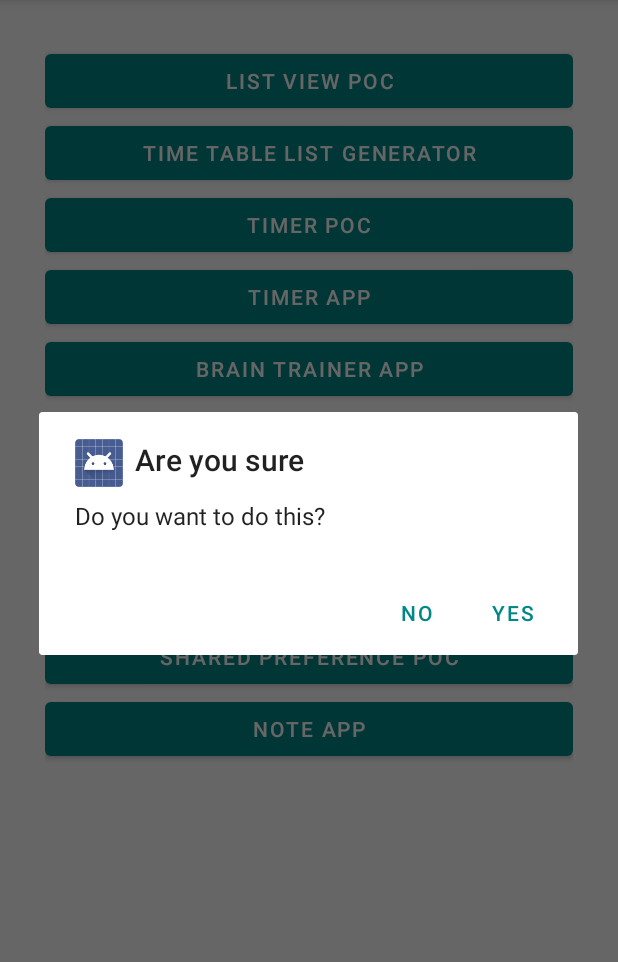
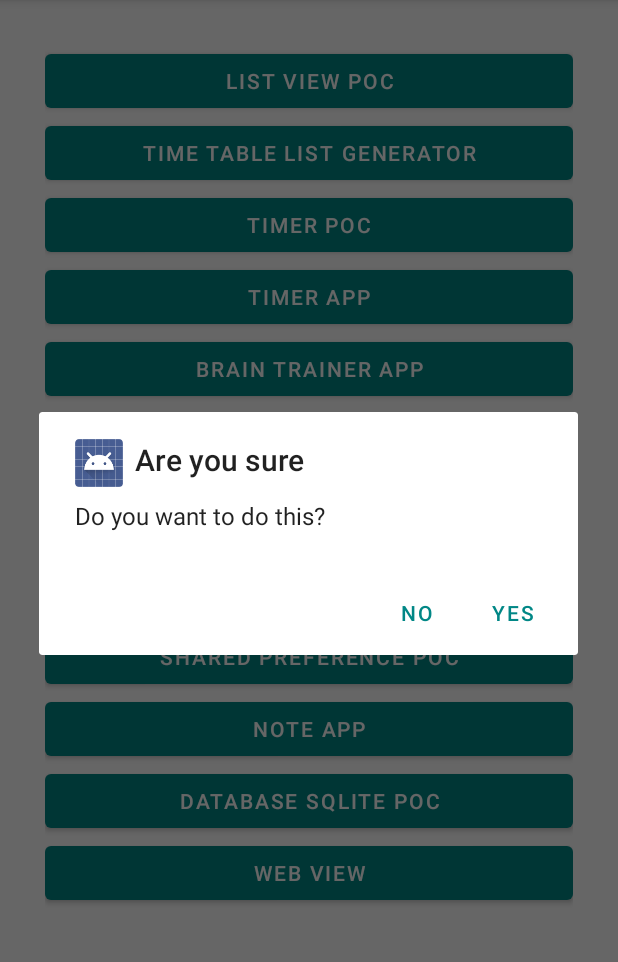
Before and after one commit to muhammedshihabvk/AndroidPOCBundleApp, an Android app: the screen it shows after launch (MainActivity), in the options menu, after a tap on "Search", on a phone screen of 412 x 824 dp, the part 84-1046 px from its top. Run offline under Robolectric (Android 15) with nearby library versions, the phone set to English and light mode, and no system bars.

Commit message:
Sqlite db poc added

```diff
--- a/app/src/main/AndroidManifest.xml
+++ b/app/src/main/AndroidManifest.xml
@@ -16,7 +16,8 @@
         android:roundIcon="@mipmap/ic_launcher_round"
         android:supportsRtl="true"
         android:theme="@style/Theme.AndroidAdvancedSection">
-        <activity android:name=".DatabaseActivity"></activity>
+        <activity android:name=".WebViewActivity"></activity>
+        <activity android:name=".DatabaseActivity" />
         <activity android:name=".NoteAppViewActivity" />
         <activity android:name=".NoteAppAcivity" />
         <activity android:name=".SharedPreferencePOCAcivity" />
--- a/app/src/main/java/com/shabsudemy/androidadvancedsection/DatabaseActivity.java
+++ b/app/src/main/java/com/shabsudemy/androidadvancedsection/DatabaseActivity.java
@@ -2,13 +2,54 @@ package com.shabsudemy.androidadvancedsection;
 
 import androidx.appcompat.app.AppCompatActivity;
 
+import android.database.Cursor;
+import android.database.sqlite.SQLiteDatabase;
 import android.os.Bundle;
+import android.util.Log;
+import android.widget.ArrayAdapter;
+import android.widget.ListView;
+
+import java.util.ArrayList;
 
 public class DatabaseActivity extends AppCompatActivity {
+
+    ArrayList<String> dbData = new ArrayList<String>();
+    ListView dbDataListView;
 
     @Override
     protected void onCreate(Bundle savedInstanceState) {
         super.onCreate(savedInstanceState);
         setContentView(R.layout.activity_database);
+
+        dbDataListView = (ListView)findViewById(R.id.databaseListView);
+
+        try {
+            SQLiteDatabase myDatabase = this.openOrCreateDatabase("User", MODE_PRIVATE, null);
+
+            myDatabase.execSQL("CREATE TABLE IF NOT EXISTS users(name VARCHAR,age INT(3),place VARCHAR)");
+//            myDatabase.execSQL("DELETE FROM users");  //clear table data
+            myDatabase.execSQL("INSERT INTO users (name,age,place) VALUES ('shihab',25,'thozhiyoor')");
+            myDatabase.execSQL("INSERT INTO users (name,age,place) VALUES ('jabir',20,'thrissur')");
+
+            Cursor cursor = myDatabase.rawQuery("SELECT * FROM users", null);
+            int nameIndex = cursor.getColumnIndex("name");
+            int ageIndex = cursor.getColumnIndex("age");
+            int placeIndex = cursor.getColumnIndex("place");
+
+            cursor.moveToFirst();
+
+            while (cursor!= null) {
+                dbData.add(cursor.getString(nameIndex)+"--"+String.valueOf(cursor.getInt(ageIndex))+"--"+cursor.getString(placeIndex));
+                cursor.moveToNext();
+            }
+
+        } catch (Exception e) {
+
+        }
+
+
+        ArrayAdapter arrayAdapter = new ArrayAdapter(this, android.R.layout.simple_list_item_1,dbData);
+        dbDataListView.setAdapter(arrayAdapter);
+
     }
 }
--- a/app/src/main/java/com/shabsudemy/androidadvancedsection/MainActivity.java
+++ b/app/src/main/java/com/shabsudemy/androidadvancedsection/MainActivity.java
@@ -1,14 +1,7 @@
 package com.shabsudemy.androidadvancedsection;
 
-import android.Manifest;
-import android.content.Context;
 import android.content.DialogInterface;
 import android.content.Intent;
-import android.content.pm.PackageManager;
-import android.location.Location;
-import android.location.LocationListener;
-import android.location.LocationManager;
-import android.os.Build;
 import android.os.Bundle;
 import android.util.Log;
 import android.view.Menu;
@@ -20,10 +13,6 @@ import android.widget.Toast;
 import androidx.annotation.NonNull;
 import androidx.appcompat.app.AlertDialog;
 import androidx.appcompat.app.AppCompatActivity;
-import androidx.core.app.ActivityCompat;
-import androidx.core.content.ContextCompat;
-
-import java.util.zip.Inflater;
 
 public class MainActivity extends AppCompatActivity implements View.OnClickListener {
 
@@ -83,6 +72,14 @@ public class MainActivity extends AppCompatActivity implements View.OnClickListe
                 startActivity(noteAppActivity);
                 break;
 
+            case R.id.databaseActivity:
+                Intent databaseActivity = new Intent(MainActivity.this, DatabaseActivity.class);
+                startActivity(databaseActivity);
+                break;
+            case R.id.webviewActivity:
+                Intent webviewActivity = new Intent(MainActivity.this, WebViewActivity.class);
+                startActivity(webviewActivity);
+
             default:
                 System.out.println("default key pressed");
                 break;
@@ -92,19 +89,19 @@ public class MainActivity extends AppCompatActivity implements View.OnClickListe
     @Override
     public boolean onCreateOptionsMenu(Menu menu) {
         MenuInflater inflater = getMenuInflater();
-        inflater.inflate(R.menu.default_menu,menu);
+        inflater.inflate(R.menu.default_menu, menu);
         return super.onCreateOptionsMenu(menu);
     }
 
     @Override
     public boolean onOptionsItemSelected(@NonNull MenuItem item) {
-        switch (item.getItemId()){
+        switch (item.getItemId()) {
             case R.id.menuSearch:
-                Log.i("menu","search menue selected");
+                Log.i("menu", "search menue selected");
                 showDialogue();
                 break;
             case R.id.menuSettings:
-                Log.i("menu","settings menue selected");
+                Log.i("menu", "settings menue selected");
                 break;
             default:
                 break;
@@ -112,7 +109,7 @@ public class MainActivity extends AppCompatActivity implements View.OnClickListe
         return super.onOptionsItemSelected(item);
     }
 
-    public void showDialogue(){
+    public void showDialogue() {
         AlertDialog.Builder alertDialogBuilder = new AlertDialog.Builder(this);
         alertDialogBuilder.setIcon(android.R.drawable.sym_def_app_icon);
         alertDialogBuilder.setTitle("Are you sure");
--- a/app/src/main/res/layout/activity_main.xml
+++ b/app/src/main/res/layout/activity_main.xml
@@ -6,6 +6,16 @@
     android:orientation="vertical"
     android:padding="30dp"
     tools:context=".MainActivity">
+
+
+    <ScrollView
+        android:layout_width="match_parent"
+        android:layout_height="match_parent">
+
+        <LinearLayout
+            android:layout_width="match_parent"
+            android:layout_height="match_parent"
+            android:orientation="vertical">
 
             <Button
                 android:id="@+id/listViewNavButton"
@@ -34,7 +44,6 @@
                 android:layout_height="wrap_content"
                 android:onClick="onClick"
                 android:text="Timer App" />
-
 
             <Button
                 android:id="@+id/brainTrainerButton"
@@ -78,5 +87,21 @@
                 android:onClick="onClick"
                 android:text="Note App" />
 
+            <Button
+                android:id="@+id/databaseActivity"
+                android:layout_width="match_parent"
+                android:layout_height="wrap_content"
+                android:onClick="onClick"
+                android:text="DataBase SQLITE POC" />
+
+            <Button
+                android:id="@+id/webviewActivity"
+                android:layout_width="match_parent"
+                android:layout_height="wrap_content"
+                android:onClick="onClick"
+                android:text="Web View" />
+        </LinearLayout>
+    </ScrollView>
+
 
 </LinearLayout>
```
Also changed, not shown: app/src/main/java/com/shabsudemy/androidadvancedsection/WebViewActivity.java (added, +14 -0 lines), app/src/main/res/layout/activity_database.xml (+9 -2 lines), app/src/main/res/layout/activity_web_view.xml (added, +9 -0 lines). Lines whose indentation alone changed are shown as unchanged.
